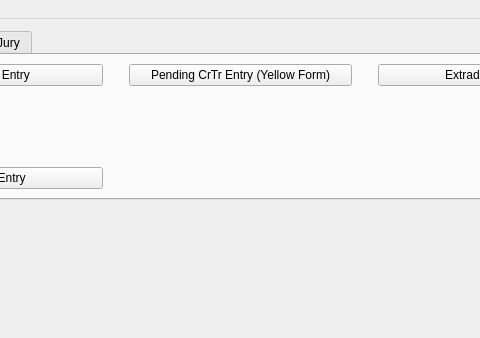
Before: the Qt Designer form ui/MainWindow.ui in HunterProgram22/MuniEntry, drawn with Qt 5; both pictures show x 140 to 620 and y 0 to 338 of the 800 by 600 pixel window.
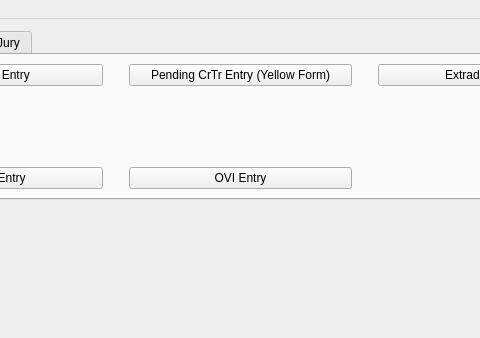
After: the same form once the commit is applied.

Commit message: Added OVI Dialog and also sentencing dialog.

The edit to the form file:
```diff
--- a/ui/MainWindow.ui
+++ b/ui/MainWindow.ui
@@ -124,6 +124,13 @@
         </property>
        </widget>
       </item>
+      <item row="2" column="2">
+       <widget class="QPushButton" name="OviEntryDialog">
+        <property name="text">
+         <string>OVI Entry</string>
+        </property>
+       </widget>
+      </item>
      </layout>
     </widget>
     <widget class="QWidget" name="tab_2">
```
Left out of the diff: 16 changed lines with no effect on the pictures. The commit also changes 8 other files.
